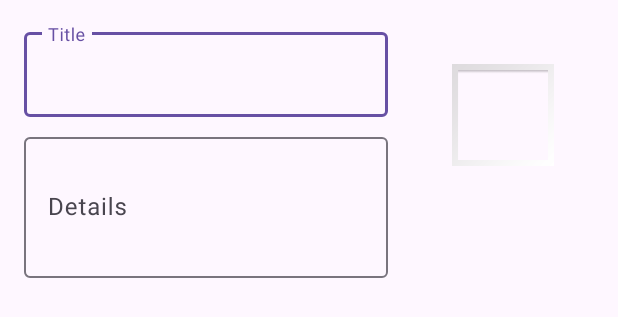
After one commit to ddc-java-20/trail-track-athalbig, an Android app: the layout fragment_edit.xml on its own in the app's theme, with its tools: preview values and no code run, on a phone screen of 412 x 824 dp. The commit adds this screen. Shown: the top 317 px of the screen. Run offline under Robolectric (Android 15) with nearby library versions, the phone set to English and light mode, and no system bars.

Commit message:
Edit Fragment in progress.

```diff
--- /dev/null
+++ b/app/src/main/java/edu/cnm/deepdive/notes/controller/EditFragment.java
@@ -0,0 +1,46 @@
+package edu.cnm.deepdive.notes.controller;
+
+import android.app.Dialog;
+import android.os.Bundle;
+import android.view.LayoutInflater;
+import android.view.View;
+import android.view.ViewGroup;
+import androidx.annotation.NonNull;
+import androidx.annotation.Nullable;
+import com.google.android.material.bottomsheet.BottomSheetDialogFragment;
+
+public class EditFragment extends BottomSheetDialogFragment {
+
+  @Override
+  public void onCreate(@Nullable Bundle savedInstanceState) {
+    super.onCreate(savedInstanceState);
+    // TODO: 2/18/25 Read any input arguments.
+  }
+
+  @NonNull
+  @Override
+  public Dialog onCreateDialog(@Nullable Bundle savedInstanceState) {
+    // TODO: 2/18/25 Inflate layout and construct & return dialog containing layout.
+    return super.onCreateDialog(savedInstanceState);
+  }
+
+  @Nullable
+  @Override
+  public View onCreateView(@NonNull LayoutInflater inflater, @Nullable ViewGroup container,
+      @Nullable Bundle savedInstanceState) {
+    // TODO: 2/18/25 Return root element of layout.
+    return super.onCreateView(inflater, container, savedInstanceState);
+  }
+
+  @Override
+  public void onViewCreated(@NonNull View view, @Nullable Bundle savedInstanceState) {
+    super.onViewCreated(view, savedInstanceState);
+    // TODO: 2/18/25 Connect to viewmodel(s) and observe LiveData.
+  }
+
+  @Override
+  public void onDestroyView() {
+    // TODO: 2/18/25 Set binding reference(s) to null.
+    super.onDestroyView();
+  }
+}
--- /dev/null
+++ b/app/src/main/res/layout/fragment_edit.xml
@@ -0,0 +1,68 @@
+<?xml version="1.0" encoding="utf-8"?>
+<androidx.constraintlayout.widget.ConstraintLayout
+  xmlns:android="http://schemas.android.com/apk/res/android"
+  xmlns:app="http://schemas.android.com/apk/res-auto"
+  android:layout_width="match_parent"
+  android:layout_height="wrap_content"
+  xmlns:tools="http://schemas.android.com/tools"
+  android:padding="@dimen/half_dynamic_spacing">
+
+  <com.google.android.material.textfield.TextInputLayout
+    android:id="@+id/title_layout"
+    android:layout_width="0dp"
+    android:layout_height="wrap_content"
+    android:layout_margin="@dimen/half_dynamic_spacing"
+    app:hintEnabled="true"
+    app:hintAnimationEnabled="true"
+    app:layout_constraintStart_toStartOf="parent"
+    app:layout_constraintEnd_toStartOf="@+id/image"
+    app:layout_constraintTop_toTopOf="parent"
+    app:layout_constraintHorizontal_weight="8">
+
+    <com.google.android.material.textfield.TextInputEditText
+      android:layout_width="match_parent"
+      android:layout_height="wrap_content"
+      android:id="@+id/title"
+      android:inputType="text"
+      android:hint="@string/title_hint"/>
+
+  </com.google.android.material.textfield.TextInputLayout>
+
+  <com.google.android.material.textfield.TextInputLayout
+    android:id="@+id/content_layout"
+    android:layout_width="0dp"
+    android:layout_height="wrap_content"
+    android:layout_marginVertical="@dimen/half_dynamic_spacing"
+    app:hintEnabled="true"
+    app:hintAnimationEnabled="true"
+    app:layout_constraintStart_toStartOf="@id/title_layout"
+    app:layout_constraintEnd_toEndOf="@id/title_layout"
+    app:layout_constraintTop_toBottomOf="@id/title_layout"
+    >
+
+    <com.google.android.material.textfield.TextInputEditText
+      android:layout_width="match_parent"
+      android:layout_height="wrap_content"
+      android:id="@+id/content"
+      android:inputType="textMultiLine"
+      android:minLines="@integer/content_lines"
+      android:maxLines="@integer/content_lines"
+      android:hint="@string/content_hint"/>
+
+  </com.google.android.material.textfield.TextInputLayout>
+
+  <ImageView
+    android:id="@+id/image"
+    android:layout_width="0dp"
+    android:layout_height="wrap_content"
+    android:scaleType="centerInside"
+    android:adjustViewBounds="true"
+    android:layout_margin="@dimen/half_dynamic_spacing"
+    app:layout_constraintStart_toEndOf="@+id/title_layout"
+    app:layout_constraintEnd_toEndOf="parent"
+    app:layout_constraintTop_toTopOf="parent"
+    app:layout_constraintHorizontal_weight="4"
+    tools:src="@android:drawable/gallery_thumb"/>
+
+
+</androidx.constraintlayout.widget.ConstraintLayout>
--- /dev/null
+++ b/app/src/main/res/values/ints.xml
@@ -0,0 +1,4 @@
+<?xml version="1.0" encoding="utf-8"?>
+<resources>
+  <integer name="content_lines">3</integer>
+</resources>
--- a/app/src/main/res/values/strings.xml
+++ b/app/src/main/res/values/strings.xml
@@ -5,4 +5,6 @@
   <string name="new_note_description">Create new note</string>
   <string name="edit_note">Edit</string>
   <string name="delete_note">Delete</string>
+  <string name="title_hint">Title</string>
+  <string name="content_hint">Details</string>
 </resources>
```
